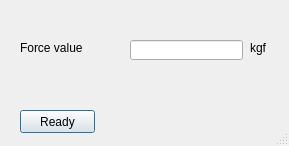
Qt form setforcedialog.ui (AlexVedun/AreaPixAnalizerQt) before a commit.
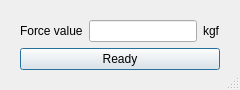
The same form after that commit. Icons and pictures are not drawn.

Commit message: Fixed layout of Set force and Set scale windows

Diff of the .ui file:
```diff
--- a/setforcedialog.ui
+++ b/setforcedialog.ui
@@ -9,22 +9,10 @@
    <rect>
     <x>0</x>
     <y>0</y>
-    <width>289</width>
-    <height>146</height>
+    <width>320</width>
+    <height>120</height>
    </rect>
   </property>
-  <property name="minimumSize">
-   <size>
-    <width>289</width>
-    <height>146</height>
-   </size>
-  </property>
-  <property name="maximumSize">
-   <size>
-    <width>289</width>
-    <height>146</height>
-   </size>
-  </property>
   <property name="windowTitle">
    <string>Set force value</string>
   </property>
@@ -38,55 +26,54 @@
   <property name="modal">
    <bool>true</bool>
   </property>
-  <widget class="QLabel" name="label">
-   <property name="geometry">
-    <rect>
-     <x>20</x>
-     <y>40</y>
-     <width>111</width>
-     <height>16</height>
-    </rect>
+  <layout class="QGridLayout" name="gridLayout">
+   <property name="sizeConstraint">
+    <enum>QLayout::SetFixedSize</enum>
    </property>
-   <property name="text">
-    <string>Force value</string>
+   <property name="leftMargin">
+    <number>20</number>
    </property>
-  </widget>
-  <widget class="QLineEdit" name="lineEdit">
-   <property name="geometry">
-    <rect>
-     <x>130</x>
-     <y>40</y>
-     <width>113</width>
-     <height>20</height>
-    </rect>
+   <property name="topMargin">
+    <number>20</number>
    </property>
-  </widget>
-  <widget class="QPushButton" name="pushButton">
-   <property name="geometry">
-    <rect>
-     <x>20</x>
-     <y>110</y>
-     <width>75</width>
-     <height>23</height>
-    </rect>
+   <property name="rightMargin">
+    <number>20</number>
    </property>
-   <property name="text">
-    <string>Ready</string>
+   <property name="bottomMargin">
+    <number>20</number>
    </property>
-  </widget>
-  <widget class="QLabel" name="label_2">
-   <property name="geometry">
-    <rect>
-     <x>250</x>
-     <y>40</y>
-     <width>21</width>
-     <height>16</height>
-    </rect>
-   </property>
-   <property name="text">
-    <string>kgf</string>
-   </property>
-  </widget>
+   <item row="0" column="0">
+    <widget class="QLabel" name="label">
+     <property name="text">
+      <string>Force value</string>
+     </property>
+    </widget>
+   </item>
+   <item row="0" column="1">
+    <widget class="QLineEdit" name="lineEdit">
+     <property name="sizePolicy">
+      <sizepolicy hsizetype="Expanding" vsizetype="Fixed">
+       <horstretch>0</horstretch>
+       <verstretch>0</verstretch>
+      </sizepolicy>
+     </property>
+    </widget>
+   </item>
+   <item row="0" column="2">
+    <widget class="QLabel" name="label_2">
+     <property name="text">
+      <string>kgf</string>
+     </property>
+    </widget>
+   </item>
+   <item row="1" column="0" colspan="3">
+    <widget class="QPushButton" name="pushButton">
+     <property name="text">
+      <string>Ready</string>
+     </property>
+    </widget>
+   </item>
+  </layout>
  </widget>
  <resources>
   <include location="AreaPixAnalizer.qrc"/>
```
Left out of the diff: 11 changed lines with no effect on the pictures. The commit also changes 1 other file.
